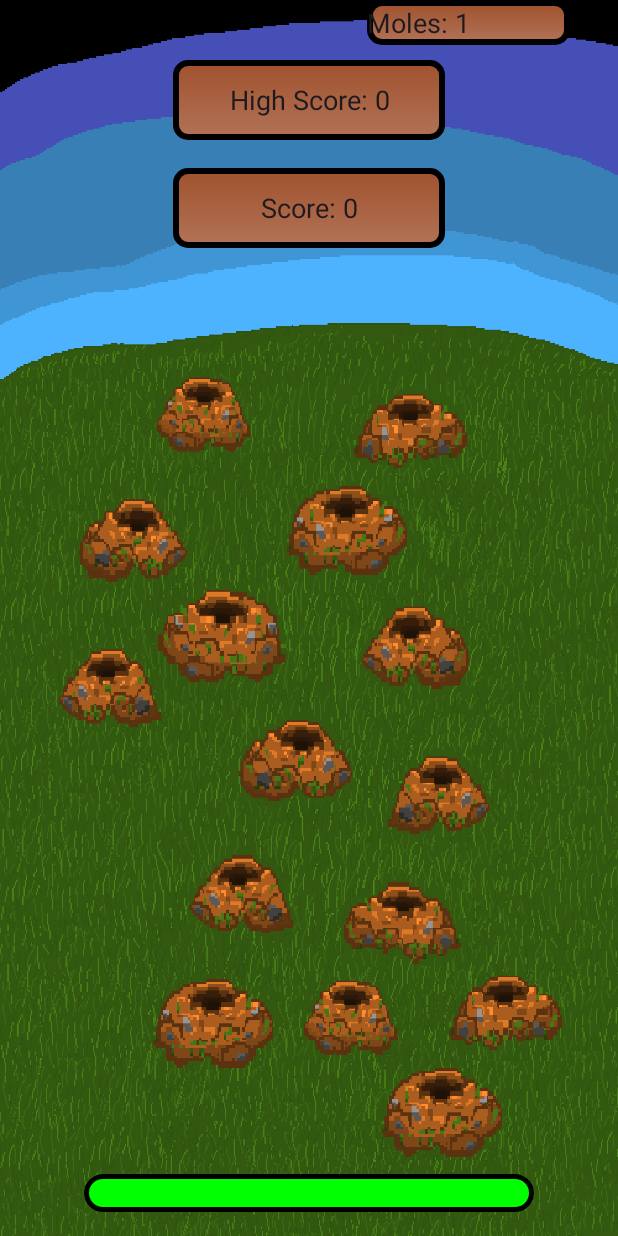
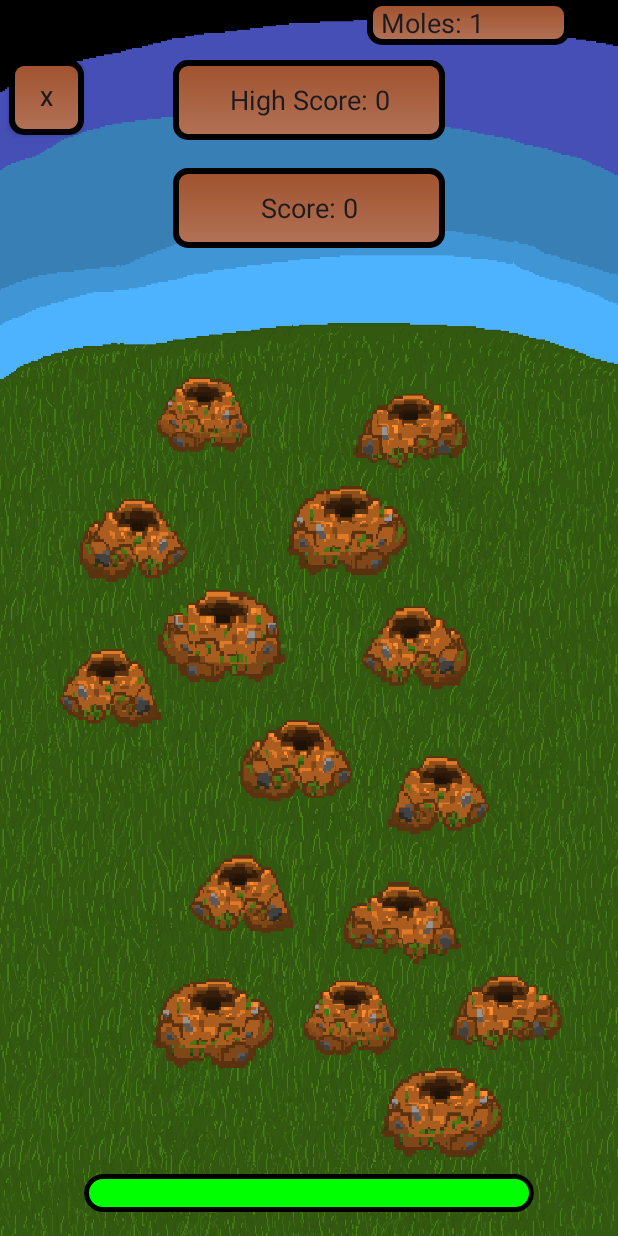
Before and after one commit to JohnBrittaein/Wackah_Mole, an Android app: the GameActivity screen opened directly, with no data from a screen before it, on a phone screen of 412 x 824 dp. Run offline under Robolectric (Android 15) with nearby library versions, the light colour scheme and no system bars.

Commit message:
Shake on miss, add exit button, health bar turns red, moles shake they scared

```diff
--- a/app/src/main/java/com/example/wackah_mole/GameViewModel.java
+++ b/app/src/main/java/com/example/wackah_mole/GameViewModel.java
@@ -25,12 +25,11 @@ public class GameViewModel extends ViewModel {
     // Difficulty
     private final int SCORE_THRESH = 300;
     private final double TIME_MULT = 0.01;
+    private final int MAX_MOLES = 15;
 
     private int lastMoleScore = -1; // Keeps track of the last score in which as mole was added
 
     // Schedule and time keeping variables
-    private long startTime = 0L;
-    private long endTime = 0L;
     private long elaspedTime = 0L;
     private static final long BASE_INTERVAL_MS = 1500;
     private static final long MIN_INTERVAL_MS = 1200;
@@ -88,7 +87,7 @@ public class GameViewModel extends ViewModel {
         // Check score and add a mole for each level
         int score =_score.getValue() != null ? _score.getValue() : 0;
         int moleCount = _moleCount.getValue() != null ? _moleCount.getValue() : 0;
-        if (score % SCORE_THRESH == 0 && score != lastMoleScore && score != 0){
+        if (score % SCORE_THRESH == 0 && score != lastMoleScore && score != 0 && moleCount <= MAX_MOLES){
             lastMoleScore = score;
             addMole();
             moleCount++;
@@ -143,7 +142,6 @@ public class GameViewModel extends ViewModel {
     }
 
     public void StartGame() {
-        startTime = System.currentTimeMillis();
         scheduler = Executors.newSingleThreadScheduledExecutor();
         currentInterval = BASE_INTERVAL_MS;
         scheduleNextTick();
@@ -179,8 +177,6 @@ public class GameViewModel extends ViewModel {
      * Called to stop the ViewModel game thread
      */
     public void StopGame(){
-        endTime = System.currentTimeMillis();
-        elaspedTime = endTime - startTime;
         if (ticker != null) ticker.cancel(true);
         if (scheduler != null) scheduler.shutdownNow();
     }
--- a/app/src/main/res/layout/activity_game.xml
+++ b/app/src/main/res/layout/activity_game.xml
@@ -3,7 +3,8 @@
     xmlns:app="http://schemas.android.com/apk/res-auto"
     xmlns:tools="http://schemas.android.com/tools"
     android:layout_width="match_parent"
-    android:layout_height="match_parent">
+    android:layout_height="match_parent"
+    android:background="@drawable/environment">
 
     <!-- Background -->
     <ImageView
@@ -15,6 +16,18 @@
         android:src="@drawable/environment"
         app:layout_constraintBottom_toBottomOf="parent"
         app:layout_constraintEnd_toEndOf="parent"
+        app:layout_constraintStart_toStartOf="parent"
+        app:layout_constraintTop_toTopOf="parent" />
+
+    <androidx.appcompat.widget.AppCompatButton
+        android:id="@+id/exit_button"
+        android:layout_width="50dp"
+        android:layout_height="50dp"
+        android:layout_marginTop="40dp"
+        android:background="@drawable/rounded_button"
+        android:text="X"
+        app:layout_constraintEnd_toEndOf="parent"
+        app:layout_constraintHorizontal_bias="0.016"
         app:layout_constraintStart_toStartOf="parent"
         app:layout_constraintTop_toTopOf="parent" />
 
```
Also changed, not shown: app/src/main/java/com/example/wackah_mole/GameActivity.java (+60 -2 lines).
